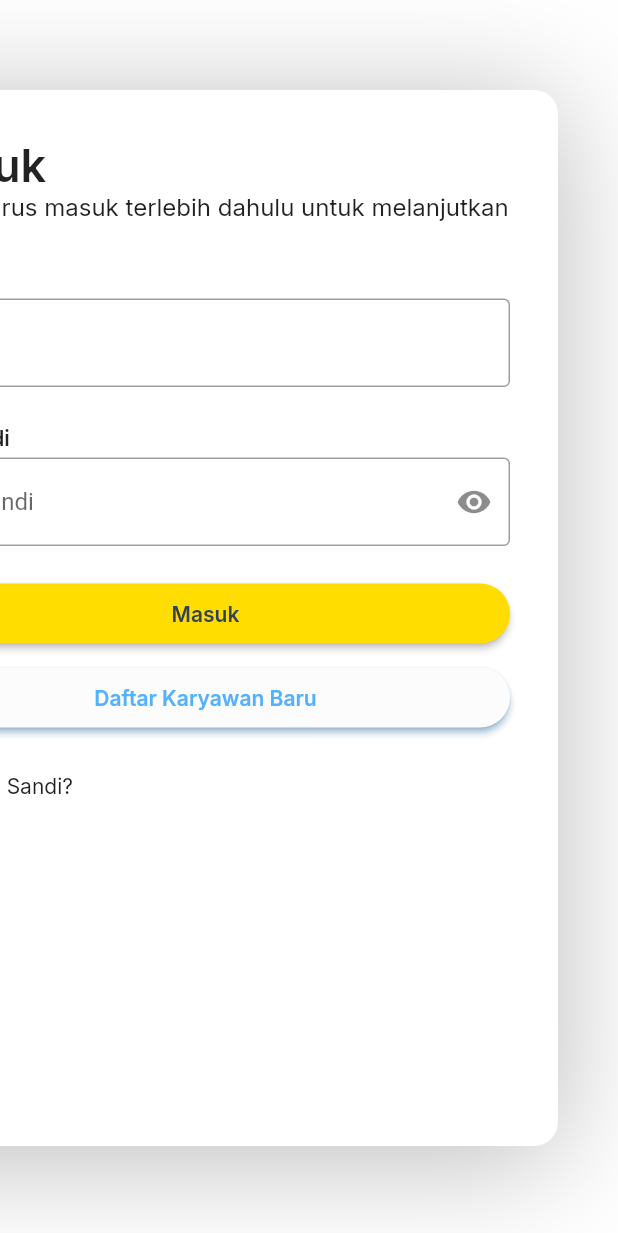
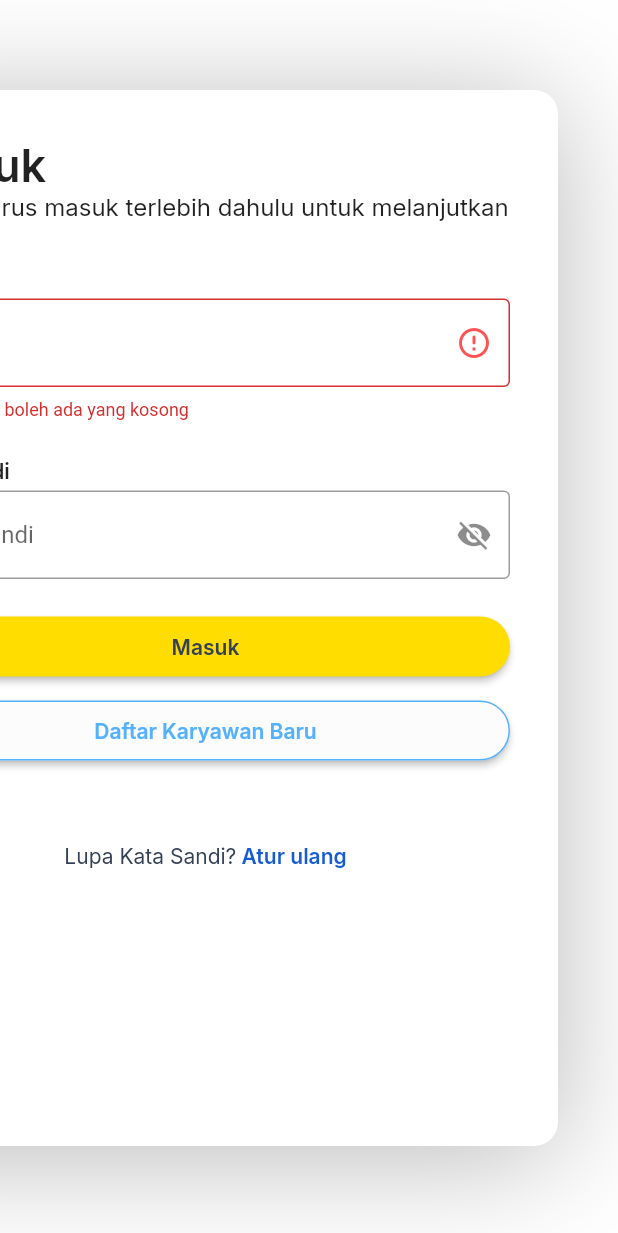
Before and after one commit to salomo07/wmsflutter, a Flutter app: the screen it shows after launch, after a tap on "Masuk", on a phone screen of 412 x 824 dp. Shown: the top 1233 px of the screen. Run offline on Flutter 3.47's test engine with Material 2 defaults, Android fonts, the phone set to English and light mode, and no system bars; our stand-ins replace bloc, flutter_bloc, flutter_svg, google_fonts, qr_flutter, shimmer; missing offline and left inert: pluto_grid; network calls fail.

Commit message:
04/08/23 15:24

```diff
--- a/lib/views/screens/login_screen.dart
+++ b/lib/views/screens/login_screen.dart
@@ -48,7 +48,8 @@ class _LoginScreenState extends State<LoginScreen> {
                                     child: Column(
                                       children: [
                                         Padding(
-                                          padding: EdgeInsets.only(left: 125),
+                                          padding:
+                                              const EdgeInsets.only(left: 125),
                                           child: Row(
                                             children: [
                                               Image.asset(
@@ -56,20 +57,20 @@ class _LoginScreenState extends State<LoginScreen> {
                                             ],
                                           ),
                                         ),
-                                        SizedBox(
+                                        const SizedBox(
                                           height: 5,
                                         ),
                                         Text(
                                           "Ad1Soul - Aplikasi Manajemen Karyawan IT Directorate",
                                           style: GoogleFonts.inter(
-                                              color: Color(0xFF344054),
+                                              color: const Color(0xFF344054),
                                               fontSize: 20,
                                               fontWeight: FontWeight.w600),
                                         )
                                       ],
                                     ),
                                   ),
-                                  SizedBox(height: 20),
+                                  const SizedBox(height: 20),
                                   Center(
                                     child: Container(
                                       height: 458,
@@ -88,8 +89,8 @@ class _LoginScreenState extends State<LoginScreen> {
                     ),
                   ),
                 )
-              : Center(),
-          Positioned(
+              : const Center(),
+          const Positioned(
             top: 60,
             right: 40,
             bottom: 60,
@@ -99,42 +100,33 @@ class _LoginScreenState extends State<LoginScreen> {
       ),
     );
   }
-
-  Stack StackXXX() {
-    return Stack(
-      children: [
-        Positioned(
-            top: 37,
-            left: 115,
-            child: Image.asset('assets/images/drawkit.png')),
-        Positioned(
-            top: 63,
-            // right: 145,
-            left: 0,
-            bottom: 10,
-            child: SvgPicture.asset(
-              'assets/images/background_v2.svg',
-              fit: BoxFit.contain,
-            )),
-      ],
-    );
-  }
 }
 
-class FormWidget extends StatelessWidget {
+class FormWidget extends StatefulWidget {
   const FormWidget({
     super.key,
   });
 
   @override
+  State<FormWidget> createState() => _FormWidgetState();
+}
+
+class _FormWidgetState extends State<FormWidget> {
+  bool hide = true;
+  TextEditingController ted1 = TextEditingController();
+  TextEditingController ted2 = TextEditingController();
+  String errorSuff1 = "";
+  String errorSuff2 = "";
+
+  @override
   Widget build(BuildContext context) {
     return Container(
-      padding: EdgeInsets.all(32),
+      padding: const EdgeInsets.all(32),
       width: 470,
       height: 664,
       decoration: BoxDecoration(
           color: Colors.white,
-          borderRadius: BorderRadius.all(Radius.circular(16)),
+          borderRadius: const BorderRadius.all(Radius.circular(16)),
           boxShadow: [
             BoxShadow(
               color: Colors.grey.withOpacity(0.7),
@@ -167,7 +159,7 @@ class FormWidget extends StatelessWidget {
               crossAxisAlignment: CrossAxisAlignment.start,
               children: [
                 Padding(
-                  padding: EdgeInsets.only(bottom: 5),
+                  padding: const EdgeInsets.only(bottom: 5),
                   child: Text(
                     "NIK",
                     style: GoogleFonts.inter(
@@ -175,14 +167,20 @@ class FormWidget extends StatelessWidget {
                   ),
                 ),
                 TextFormField(
-                  decoration: const InputDecoration(
+                  controller: ted1,
+                  decoration: InputDecoration(
+                    suffixIcon: errorSuff1 == ""
+                        ? null
+                        : const Icon(Icons.error_outline_rounded,
+                            color: Colors.redAccent),
                     hintText: "NIK",
-                    border: OutlineInputBorder(),
+                    errorText: errorSuff1 != "" ? errorSuff1 : null,
+                    border: const OutlineInputBorder(),
                   ),
                 ),
                 const SizedBox(height: 25),
                 Padding(
-                  padding: EdgeInsets.only(bottom: 5),
+                  padding: const EdgeInsets.only(bottom: 5),
                   child: Text(
                     "Kata Sandi",
                     style: GoogleFonts.inter(
@@ -190,20 +188,53 @@ class FormWidget extends StatelessWidget {
                   ),
                 ),
                 TextFormField(
+                  controller: ted2,
+                  obscureText: hide,
                   decoration: InputDecoration(
                       hintText: "Kata Sandi",
-                      border: OutlineInputBorder(),
-                      suffixIcon: IconButton(
-                        icon: Icon(Icons.remove_red_eye_rounded),
-                        onPressed: () {},
+                      border: const OutlineInputBorder(),
+                      errorText: errorSuff2 != "" ? errorSuff2 : null,
+                      suffixIcon: Wrap(
+                        crossAxisAlignment: WrapCrossAlignment.center,
+                        children: [
+                          IconButton(
+                            icon: const Icon(Icons.visibility_off),
+                            onPressed: () {
+                              setState(() {
+                                hide = !hide;
+                              });
+                            },
+                          ),
+                          errorSuff2 == ""
+                              ? Text("")
+                              : Padding(
+                                  padding: EdgeInsets.only(right: 8),
+                                  child: Icon(Icons.error_outline_rounded,
+                                      color: Colors.redAccent),
+                                )
+                        ],
                       )),
                 ),
-                SizedBox(height: 25),
+                const SizedBox(height: 25),
                 SizedBox(
                   width: double.infinity,
                   height: 40,
                   child: ElevatedButton(
-                      onPressed: () {},
+                      onPressed: () {
+                        setState(() {
+                          errorSuff1 = "";
+                          errorSuff2 = "";
+                        });
+                        if (ted1.text == "") {
+                          setState(() {
+                            errorSuff1 = "Data tidak boleh ada yang kosong";
+                          });
+                        } else if (ted2.text == "") {
+                          setState(() {
+                            errorSuff2 = "Data tidak boleh ada yang kosong";
+                          });
+                        } else {}
+                      },
                       style: ElevatedButton.styleFrom(
                           shape: RoundedRectangleBorder(
                               borderRadius: BorderRadius.circular(100)),
@@ -211,7 +242,7 @@ class FormWidget extends StatelessWidget {
                       child: Text(
                         "Masuk",
                         style: GoogleFonts.inter(
-                            color: Color(0xFF344054),
+                            color: const Color(0xFF344054),
                             fontWeight: FontWeight.w600,
                             fontSize: 14),
                       )),
@@ -223,33 +254,52 @@ class FormWidget extends StatelessWidget {
                   child: ElevatedButton(
                       onPressed: () {},
                       style: ElevatedButton.styleFrom(
-                          shape: RoundedRectangleBorder(
+                        shape: RoundedRectangleBorder(
                             borderRadius: BorderRadius.circular(100),
-                          ),
-                          backgroundColor: const Color(0xFFFCFCFD),
-                          shadowColor: Color(0xFF53B1FD)),
+                            side: BorderSide(color: const Color(0xFF53B1FD))),
+                        backgroundColor: const Color(0xFFFCFCFD),
+                      ),
                       child: Text(
                         "Daftar Karyawan Baru",
                         style: GoogleFonts.inter(
-                            color: Color(0xFF53B1FD),
+                            color: const Color(0xFF53B1FD),
                             fontWeight: FontWeight.w600,
                             fontSize: 14),
                       )),
                 ),
               ],
             ),
-            SizedBox(
+            const SizedBox(
               height: 79,
             ),
             Column(
               children: [
-                Container(
-                  child: Text("Lupa Kata Sandi?",
-                      style: GoogleFonts.inter(
-                          fontWeight: FontWeight.w400, fontSize: 14)),
+                const SizedBox(
+                  height: 25,
+                ),
+                Center(
+                  child: Wrap(
+                    children: [
+                      Text("Lupa Kata Sandi?",
+                          style: GoogleFonts.inter(
+                              fontWeight: FontWeight.w400,
+                              fontSize: 14,
+                              color: const Color(0xFF344054))),
+                      GestureDetector(
+                        onTap: () {},
+                        child: Text(
+                          " Atur ulang",
+                          style: GoogleFonts.inter(
+                              fontWeight: FontWeight.w600,
+                              fontSize: 14,
+                              color: const Color(0xFF175CD3)),
+                        ),
+                      )
+                    ],
+                  ),
                 )
               ],
-            ),
+            )
           ],
         ),
       ),
```
